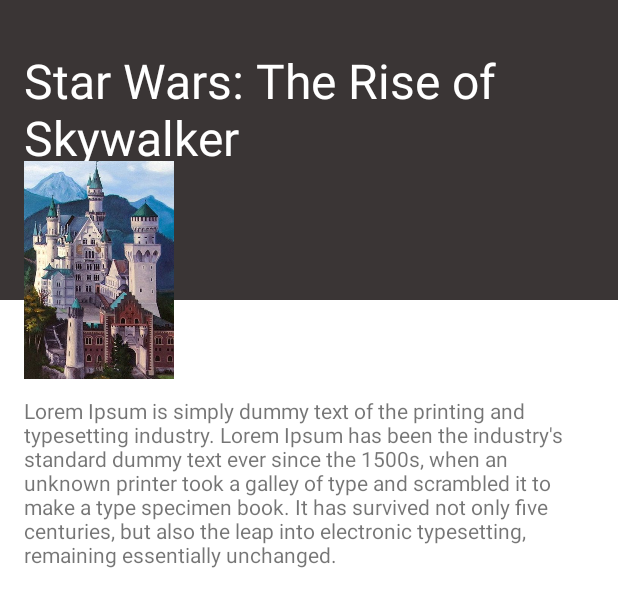
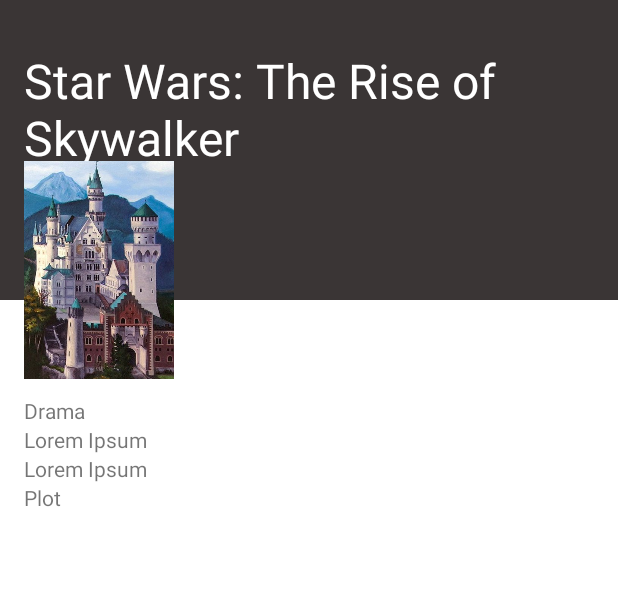
Before and after one commit to Tati1909/FilmSearch, an Android app: the layout fragment_details.xml on its own in the app's theme, with its tools: preview values and no code run, on a phone screen of 412 x 824 dp. Shown: the top 607 px of the screen. Run offline under Robolectric (Android 15) with nearby library versions, the phone set to English and light mode, and no system bars; network calls fail.

Commit message:
Экран с детальным описанием

```diff
--- a/app/src/main/java/com/example/filmsearch/presentation/main/MoviesAdapter.kt
+++ b/app/src/main/java/com/example/filmsearch/presentation/main/MoviesAdapter.kt
@@ -44,9 +44,13 @@ class MoviesAdapter(
         private val binding = ItemMovieBinding.bind(view)
         fun bind(movie: Movie) {
             binding.itemTitle.text = movie.fullTitle.toString()
-            binding.itemRating.progress = movie.imDbRatingCount?.toInt() ?: 0
+            binding.itemRating.progress = movie.imDbRating?.toIntRating() ?: 0
             movie.image?.let { binding.itemImage.loadPicture(it) }
             binding.root.setOnClickListener { onItemClicked(movie) }
         }
     }
+
+    fun String.toIntRating(): Int {
+        return this.toDouble().toInt().times(10)
+    }
 }
--- a/app/src/main/res/layout/fragment_details.xml
+++ b/app/src/main/res/layout/fragment_details.xml
@@ -30,13 +30,36 @@
         app:srcCompat="@drawable/fortress" />
 
     <androidx.appcompat.widget.AppCompatTextView
-        android:id="@+id/info"
+        android:id="@+id/genres"
         android:layout_width="match_parent"
-        android:layout_height="250dp"
+        android:layout_height="wrap_content"
         android:layout_marginHorizontal="16dp"
         android:layout_marginTop="64dp"
         app:layout_constraintTop_toBottomOf="@+id/title"
-        tools:text="Lorem Ipsum is simply dummy text of the printing and typesetting industry. Lorem Ipsum has been the industry's standard dummy text ever since the 1500s, when an unknown printer took a galley of type and scrambled it to make a type specimen book. It has survived not only five centuries, but also the leap into electronic typesetting, remaining essentially unchanged.  " />
+        tools:text="Drama" />
+
+    <TextView
+        android:id="@+id/companies"
+        android:layout_width="match_parent"
+        android:layout_height="wrap_content"
+        app:layout_constraintTop_toBottomOf="@+id/genres"
+        android:layout_marginHorizontal="16dp"
+        tools:text="Lorem Ipsum " />
+    <TextView
+        android:id="@+id/directors"
+        android:layout_width="match_parent"
+        android:layout_height="wrap_content"
+        app:layout_constraintTop_toBottomOf="@+id/companies"
+        android:layout_marginHorizontal="16dp"
+        tools:text="Lorem Ipsum " />
+
+    <TextView
+        android:id="@+id/plot"
+        android:layout_width="match_parent"
+        android:layout_height="wrap_content"
+        app:layout_constraintTop_toBottomOf="@+id/directors"
+        android:layout_marginHorizontal="16dp"
+        tools:text="Plot " />
 
     <ProgressBar
         android:id="@+id/progressBar"
```
Also changed, not shown: app/src/main/java/com/example/filmsearch/model/details/DetailsResponse.kt (+13 -13 lines), app/src/main/java/com/example/filmsearch/presentation/details/DetailsFragment.kt (+6 -1 lines).
